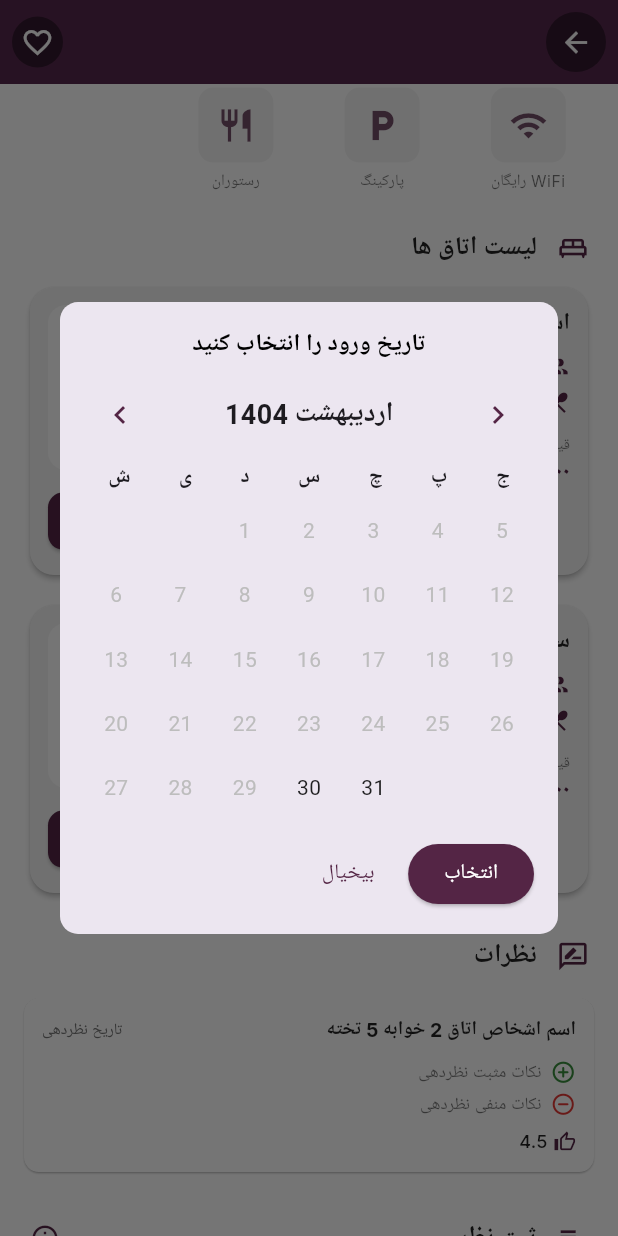
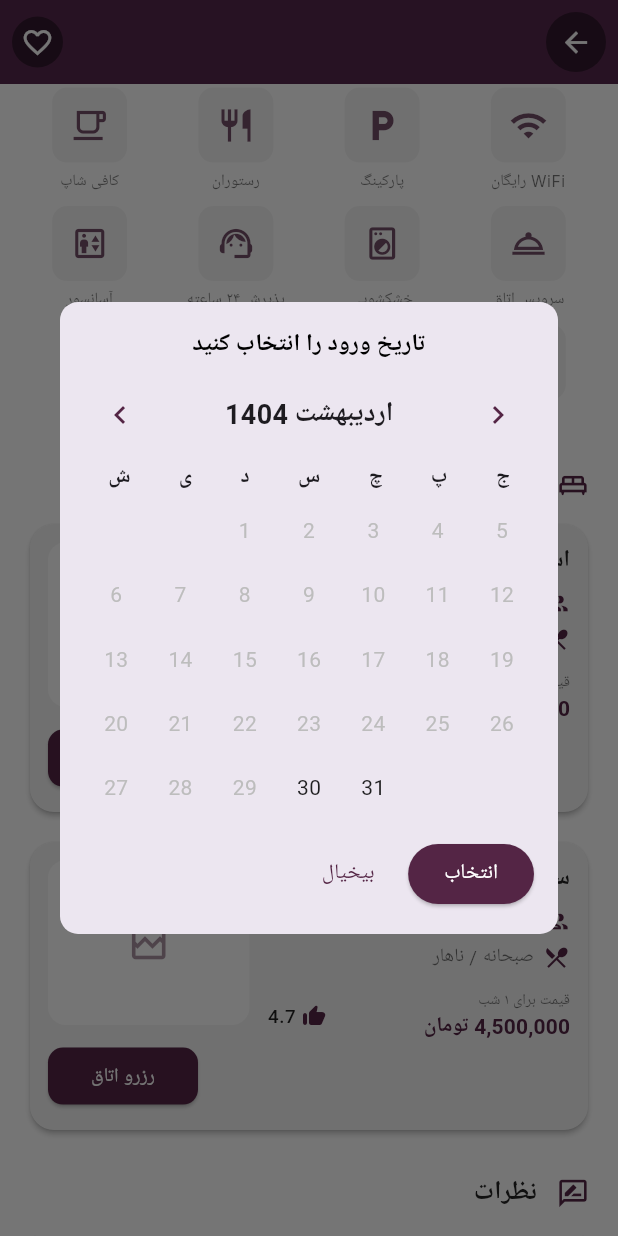
Before and after one commit to SamiraAhmadnezhad/BookIt, a Flutter app: the HotelDetailsPage screen opened directly, scrolled down 576 dp, after a tap on "رزرو اتاق", on a phone screen of 412 x 824 dp. Run offline on Flutter 3.47's test engine with Material 3 defaults, Android fonts, the phone set to English and light mode, and no system bars; our stand-ins replace google_fonts, image_picker, shamsi_date, smooth_page_indicator; accounts and stored records are empty; network calls fail; Roboto replaces fonts that are missing (Vazirmatn-Bold).

Commit message:
fix hotel detal page

```diff
--- a/lib/main.dart
+++ b/lib/main.dart
@@ -14,7 +14,7 @@ class MyApp extends StatelessWidget {
     return MaterialApp(
       debugShowCheckedModeBanner: false,
 
-      home: const AuthenticationPage(),
+      home: const MainScreen(),
 
       theme: ThemeData(
         fontFamily: GoogleFonts.inter().fontFamily,
--- a/lib/pages/authentication_page/authentication_page.dart
+++ b/lib/pages/authentication_page/authentication_page.dart
@@ -1,8 +1,8 @@
 import 'dart:convert';
-import 'package:bookit/pages/main_screen.dart';
 import 'package:flutter/material.dart';
 import 'package:http/http.dart' as http;
 import '../guest_pages/home_page/home_page.dart'; // Assuming you have this
+import '../guest_pages/main_screen.dart';
 import 'constants.dart';
 import 'widgets/auth_card.dart'; // Make sure AuthCard has isLoadingResendOtp if you implemented it
 
--- a/lib/pages/guest_pages/hotel_detail_page/hotel_detail_page.dart
+++ b/lib/pages/guest_pages/hotel_detail_page/hotel_detail_page.dart
@@ -2,7 +2,8 @@ import 'package:flutter/material.dart';
 import 'package:intl/intl.dart' as intl;
 import 'package:shamsi_date/shamsi_date.dart';
 
-import '../search_page/widgets/custom_shamsi_date_picker.dart';
+import '../search_page/widgets/custom_shamsi_date_picker.dart'; // فرض بر اینکه این مسیر صحیح است
+
 class HotelDetails {
   final String id;
   final String name;
@@ -87,7 +88,6 @@ class Review {
 
 
 // --- API Service Stub ---
-// ... (ApiService is unchanged from the previous version) ...
 class ApiService {
   Future<HotelDetails> fetchHotelDetails(String hotelId) async {
     await Future.delayed(const Duration(seconds: 1));
@@ -101,10 +101,20 @@ class ApiService {
       reviewCount: 120,
       description:
       "توضیحات کامل هتل، به عنوان مثال: هتل سه ستاره رویال ششم واقع در خیابان فلسطین در سال ۱۳۹۵ فعالیت خود را آغاز نمود. ساختمان هتل در ۵ طبقه بنا و دارای ۴۱ باب اتاق و سوئیت اقامتی با امکانات رفاهی مناسب می‌باشد و همچنین دسترسی آسانی به خلیج نیلگون فارس و مراکز خرید جزیره از جمله بازار ستاره دارد. هتل رویال قشم با پرسنلی مجرب آماده پذیرایی از شما میهمانان گرامی می‌باشد.",
-      amenities: [
+      amenities: [ // Updated amenities list
         Amenity(name: "WiFi رایگان", icon: Icons.wifi),
         Amenity(name: "پارکینگ", icon: Icons.local_parking_outlined),
         Amenity(name: "رستوران", icon: Icons.restaurant_outlined),
+        Amenity(name: "کافی شاپ", icon: Icons.local_cafe_outlined),
+        Amenity(name: "سرویس اتاق", icon: Icons.room_service_outlined),
+        Amenity(name: "خشکشویی", icon: Icons.local_laundry_service_outlined),
+        Amenity(name: "پذیرش ۲۴ ساعته", icon: Icons.support_agent_outlined),
+        Amenity(name: "آسانسور", icon: Icons.elevator_outlined),
+        // Amenity(name: "صندوق امانات", icon: Icons.lock_outline), // Add more as needed
+        // Amenity(name: "تلویزیون در لابی", icon: Icons.tv_outlined),
+        // Amenity(name: "صبحانه", icon: Icons.free_breakfast_outlined),
+        Amenity(name: "استخر", icon: Icons.pool_outlined),
+        Amenity(name: "باشگاه بدنسازی", icon: Icons.fitness_center_outlined),
       ],
       isCurrentlyFavorite: fetchedIsFavorite,
     );
@@ -142,7 +152,7 @@ class ApiService {
       Review(
         userId: "user1",
         userName: "اسم اشخاص اتاق 2 خوابه 5 تخته",
-        date: "تاریخ نظردهی",
+        date: "تاریخ نظردهی", // This will be formatted with English numerals by _submitReview if it's a new review
         positiveFeedback: "نکات مثبت نظردهی",
         negativeFeedback: "نکات منفی نظردهی",
         rating: 4.5,
@@ -187,7 +197,6 @@ class _HotelDetailsPageState extends State<HotelDetailsPage> {
   List<TextEditingController> _positiveFeedbackControllers = [TextEditingController()];
   List<TextEditingController> _negativeFeedbackControllers = [TextEditingController()];
 
-  // static const Color _primaryColor = Color(0xFF542545); // Defined in HotelDetailsPage
   static const Color _lightGrayColor = Color(0xFFF5F5F5);
   static const Color _scaffoldContentColor = Colors.white;
 
@@ -198,7 +207,6 @@ class _HotelDetailsPageState extends State<HotelDetailsPage> {
   }
 
   void _loadDataAndFavoriteStatus() {
-    // ... (unchanged)
     _hotelDetailsFuture = _apiService.fetchHotelDetails(widget.hotelId).then((hotel) {
       if (mounted) {
         setState(() {
@@ -212,7 +220,6 @@ class _HotelDetailsPageState extends State<HotelDetailsPage> {
   }
 
   Future<void> _toggleFavorite() async {
-    // ... (unchanged)
     bool newFavoriteState = !_isFavorite;
     setState(() { _isFavorite = newFavoriteState; });
     try {
@@ -230,14 +237,13 @@ class _HotelDetailsPageState extends State<HotelDetailsPage> {
   }
 
   String _formatPrice(double price) {
-    // ... (unchanged)
-    final formatter = intl.NumberFormat("#,###", "fa_IR");
+    // Changed "fa_IR" to "en_US" for English numerals
+    final formatter = intl.NumberFormat("#,###", "en_US");
     return formatter.format(price);
   }
 
   @override
   void dispose() {
-    // ... (unchanged)
     _positiveFeedbackControllers.forEach((controller) => controller.dispose());
     _negativeFeedbackControllers.forEach((controller) => controller.dispose());
     super.dispose();
@@ -249,7 +255,6 @@ class _HotelDetailsPageState extends State<HotelDetailsPage> {
   void _removeNegativeFeedbackField(int index) { if (_negativeFeedbackControllers.length > 1) {setState(() {_negativeFeedbackControllers[index].dispose();_negativeFeedbackControllers.removeAt(index);});} else {_negativeFeedbackControllers[index].clear();}}
 
   Future<void> _showBookingDateRangePicker(BuildContext context, Room room) async {
-    // ... (unchanged from previous correct version)
     Jalali? startDate;
     Jalali? endDate;
     final Jalali today = Jalali.now();
@@ -267,9 +272,8 @@ class _HotelDetailsPageState extends State<HotelDetailsPage> {
     if (startDate == null || !mounted) return;
 
     final Jalali firstDateForEndDate = startDate.addDays(1);
-    // Ensure end date's last selectable date is not before its first selectable date
     final Jalali lastDateForEndDate = initialLastDate.compareTo(firstDateForEndDate) < 0
-        ? firstDateForEndDate.addDays(30) // a fallback if initialLastDate is too early
+        ? firstDateForEndDate.addDays(30)
         : initialLastDate;
 
 
@@ -283,8 +287,10 @@ class _HotelDetailsPageState extends State<HotelDetailsPage> {
 
     if (endDate == null || !mounted) return;
 
-    final String startDateFormatted = startDate.formatter.yyyy+startDate.formatter.mm+startDate.formatter.dd;
-    final String endDateFormatted = endDate.formatter.yyyy+endDate.formatter.mm+endDate.formatter.dd;
+    // Format date with English numerals using integer properties
+    final String startDateFormatted = "${startDate.year}/${startDate.month.toString().padLeft(2,'0')}/${startDate.day.toString().padLeft(2,'0')}";
+    final String endDateFormatted = "${endDate.year}/${endDate.month.toString().padLeft(2,'0')}/${endDate.day.toString().padLeft(2,'0')}";
+
     ScaffoldMessenger.of(context).showSnackBar(
       SnackBar(
         content: Text(
@@ -298,7 +304,6 @@ class _HotelDetailsPageState extends State<HotelDetailsPage> {
 
   @override
   Widget build(BuildContext context) {
-    // ... (build method with CustomScrollView is unchanged from the previous version)
     return Directionality(
       textDirection: TextDirection.rtl,
       child: Scaffold(
@@ -384,6 +389,7 @@ class _HotelDetailsPageState extends State<HotelDetailsPage> {
                 ),
                 SliverToBoxAdapter(
                   child: Container(
+                    // This container already has rounded top corners, which is the "white part on top"
                     decoration: BoxDecoration(
                       color: _scaffoldContentColor,
                       borderRadius: BorderRadius.only(
@@ -435,16 +441,13 @@ class _HotelDetailsPageState extends State<HotelDetailsPage> {
     );
   }
 
-  Widget _buildHotelImageWithOverlays(String imageUrl, double rating) { /* ... unchanged ... */
+  Widget _buildHotelImageWithOverlays(String imageUrl, double rating) {
     return Stack(
       fit: StackFit.expand,
       children: [
-        ClipRRect(
-          borderRadius: BorderRadius.only(
-            bottomLeft: Radius.circular(25),
-            bottomRight: Radius.circular(25),
-          ),
-          child: Image.network(
+        // Removed ClipRRect that rounded the bottom of the image.
+        // The image will now be rectangular.
+        Image.network(
           imageUrl,
           fit: BoxFit.cover,
           errorBuilder: (context, error, stackTrace) => Container(
@@ -466,7 +469,6 @@ class _HotelDetailsPageState extends State<HotelDetailsPage> {
             );
           },
         ),
-        ),
         Positioned(
           bottom: 16,
           left: 16,
@@ -487,7 +489,7 @@ class _HotelDetailsPageState extends State<HotelDetailsPage> {
               mainAxisSize: MainAxisSize.min,
               children: [
                 Text(
-                  rating.toStringAsFixed(1),
+                  rating.toStringAsFixed(1), // Already English numerals
                   style: TextStyle(
                     color: Colors.black87,
                     fontWeight: FontWeight.bold,
@@ -507,7 +509,8 @@ class _HotelDetailsPageState extends State<HotelDetailsPage> {
       ],
     );
   }
-  Widget _buildHotelHeader(String name, String address) { /* ... unchanged ... */
+
+  Widget _buildHotelHeader(String name, String address) {
     return Column(
       crossAxisAlignment: CrossAxisAlignment.start,
       children: [
@@ -534,7 +537,8 @@ class _HotelDetailsPageState extends State<HotelDetailsPage> {
       ],
     );
   }
-  Widget _buildRating(double rating, int reviewCount) { /* ... unchanged ... */
+
+  Widget _buildRating(double rating, int reviewCount) {
     return Row(
       children: [
         for (int i = 0; i < 5; i++)
@@ -546,7 +550,8 @@ class _HotelDetailsPageState extends State<HotelDetailsPage> {
         const SizedBox(width: 8),
         Flexible(
           child: Text(
-            "${rating.toStringAsFixed(1)} (${intl.NumberFormat("#,###", "fa_IR").format(reviewCount)} نظر)",
+            // Changed "fa_IR" to "en_US" for reviewCount formatting
+            "${rating.toStringAsFixed(1)} (${intl.NumberFormat("#,###", "en_US").format(reviewCount)} نظر)",
             style: Theme.of(context).textTheme.bodyMedium?.copyWith(color: Colors.black54, fontSize: 13),
             overflow: TextOverflow.ellipsis,
           ),
@@ -554,7 +559,8 @@ class _HotelDetailsPageState extends State<HotelDetailsPage> {
       ],
     );
   }
-  Widget _buildSectionTitle(String title) { /* ... unchanged ... */
+
+  Widget _buildSectionTitle(String title) {
     IconData? mainIcon;
     IconData? secondaryIcon;
     if (title.startsWith("درباره هتل")) {
@@ -611,20 +617,23 @@ class _HotelDetailsPageState extends State<HotelDetailsPage> {
       ],
     );
   }
-  Widget _buildAmenitiesGrid(List<Amenity> amenities) { /* ... unchanged ... */
+
+  Widget _buildAmenitiesGrid(List<Amenity> amenities) {
     if (amenities.isEmpty) {
       return Text("امکاناتی برای نمایش وجود ندارد.", style: TextStyle(color: Colors.grey[600]), textDirection: TextDirection.rtl);
     }
     return Container(
-      alignment: Alignment.centerRight,
+      alignment: Alignment.centerRight, // Or Alignment.start
       child: Wrap(
-        spacing: 10.0,
-        runSpacing: 10.0,
+        spacing: 10.0, // Horizontal spacing
+        runSpacing: 10.0, // Vertical spacing
         alignment: WrapAlignment.start,
         crossAxisAlignment: WrapCrossAlignment.start,
         children: amenities.map((amenity) {
+          // Each amenity widget uses its own icon and name from the Amenity object.
+          // This effectively acts like the "switch-case" logic based on data.
           return Container(
-            width: (MediaQuery.of(context).size.width - 32 - 30) / 4,
+            width: (MediaQuery.of(context).size.width - 32 - 30) / 4, // For 4 items per row (adjust 30 for total spacing)
             child: Column(
               mainAxisSize: MainAxisSize.min,
               children: [
@@ -653,7 +662,6 @@ class _HotelDetailsPageState extends State<HotelDetailsPage> {
   }
 
   Widget _buildRoomsList() {
-    // ... (unchanged from previous version)
     return FutureBuilder<List<Room>>(
       future: _roomsFuture,
       builder: (context, snapshot) {
@@ -683,7 +691,6 @@ class _HotelDetailsPageState extends State<HotelDetailsPage> {
   }
 
   Widget _buildRoomCard(Room room) {
-    // ... (unchanged from previous version that had date picker logic)
     return Card(
       elevation: 1.5,
       shape: RoundedRectangleBorder(borderRadius: BorderRadius.circular(16)),
@@ -716,6 +723,7 @@ class _HotelDetailsPageState extends State<HotelDetailsPage> {
                       const SizedBox(width: 6),
                       Flexible(
                         child: Text(
+                          // room.capacity will be an int, toString() gives English numerals
                           "1 اتاق ${room.capacity} تخته",
                           style: Theme.of(context).textTheme.bodySmall?.copyWith(color: Colors.black54, fontSize: 12.5, fontFamily: 'Vazirmatn'),
                           overflow: TextOverflow.ellipsis,
@@ -750,7 +758,7 @@ class _HotelDetailsPageState extends State<HotelDetailsPage> {
                             style: Theme.of(context).textTheme.labelSmall?.copyWith(color: Colors.black54, fontSize: 10, fontFamily: 'Vazirmatn'),
                           ),
                           Text(
-                            "${_formatPrice(room.pricePerNight)} تومان",
+                            "${_formatPrice(room.pricePerNight)} تومان", // _formatPrice now uses English numerals
                             style: Theme.of(context).textTheme.titleSmall?.copyWith(
                                 fontWeight: FontWeight.bold,
                                 color: HotelDetailsPage.primaryColor,
@@ -766,7 +774,7 @@ class _HotelDetailsPageState extends State<HotelDetailsPage> {
                           Icon(Icons.thumb_up_alt_rounded, size: 16, color: HotelDetailsPage.primaryColor),
                           const SizedBox(width: 4),
                           Text(
-                            room.rating.toStringAsFixed(1),
+                            room.rating.toStringAsFixed(1), // Already English numerals
                             style: Theme.of(context).textTheme.bodySmall?.copyWith(color: Colors.black87, fontWeight: FontWeight.w500, fontSize: 12.5, fontFamily: 'Vazirmatn'),
                           ),
                         ],
@@ -820,7 +828,7 @@ class _HotelDetailsPageState extends State<HotelDetailsPage> {
     );
   }
 
-  Widget _buildReviewsList() { /* ... unchanged ... */
+  Widget _buildReviewsList() {
     return FutureBuilder<List<Review>>(
       future: _reviewsFuture,
       builder: (context, snapshot) {
@@ -841,12 +849,13 @@ class _HotelDetailsPageState extends State<HotelDetailsPage> {
       },
     );
   }
-  Widget _buildReviewCard(Review review) { /* ... unchanged ... */
+
+  Widget _buildReviewCard(Review review) {
     return Card(
       elevation: 0.5,
       shape: RoundedRectangleBorder(borderRadius: BorderRadius.circular(10)),
       margin: const EdgeInsets.symmetric(vertical: 6),
-      color: Colors.white,
+      color: Colors.white, // Was _lightGrayColor, changed to white for better contrast if needed
       child: Padding(
         padding: const EdgeInsets.all(12.0),
         child: Column(
@@ -856,7 +865,7 @@ class _HotelDetailsPageState extends State<HotelDetailsPage> {
               mainAxisAlignment: MainAxisAlignment.spaceBetween,
               children: [
                 Flexible(child: Text(review.userName, style: Theme.of(context).textTheme.titleSmall?.copyWith(fontWeight: FontWeight.bold, color: Colors.black87, fontSize: 13), overflow: TextOverflow.ellipsis)),
-                Text(review.date, style: Theme.of(context).textTheme.bodySmall?.copyWith(color: Colors.grey[600], fontSize: 10.5)),
+                Text(review.date, style: Theme.of(context).textTheme.bodySmall?.copyWith(color: Colors.grey[600], fontSize: 10.5)), // Date string as is from data
               ],
             ),
             const SizedBox(height: 10),
@@ -872,7 +881,10 @@ class _HotelDetailsPageState extends State<HotelDetailsPage> {
               children: [
                 Icon(Icons.thumb_up_alt_outlined, size: 15, color: HotelDetailsPage.primaryColor),
                 const SizedBox(width: 4),
-                Text(review.rating.toStringAsFixed(1), style: Theme.of(context).textTheme.bodyMedium?.copyWith(color: Colors.black87, fontWeight: FontWeight.w500, fontSize: 12)),
+                Text(
+                    review.rating.toStringAsFixed(1), // Already English numerals
+                    style: Theme.of(context).textTheme.bodyMedium?.copyWith(color: Colors.black87, fontWeight: FontWeight.w500, fontSize: 12)
+                ),
               ],
             ),
           ],
@@ -880,7 +892,8 @@ class _HotelDetailsPageState extends State<HotelDetailsPage> {
       ),
     );
   }
-  Widget _buildFeedbackPointDisplay({required IconData icon, required String text, required Color color}) { /* ... unchanged ... */
+
+  Widget _buildFeedbackPointDisplay({required IconData icon, required String text, required Color color}) {
     return Row(
       crossAxisAlignment: CrossAxisAlignment.start,
       children: [
@@ -890,7 +903,8 @@ class _HotelDetailsPageState extends State<HotelDetailsPage> {
       ],
     );
   }
-  Widget _buildAddReviewForm() { /* ... unchanged ... */
+
+  Widget _buildAddReviewForm() {
     return Card(
       elevation: 0,
       shape: RoundedRectangleBorder(
@@ -999,7 +1013,8 @@ class _HotelDetailsPageState extends State<HotelDetailsPage> {
       ),
     );
   }
-  Widget _buildFeedbackEntrySection({ required String title, required List<TextEditingController> controllers, required VoidCallback onAddField, required Function(int) onRemoveField, required String hintTextPrefix, }) { /* ... unchanged ... */
+
+  Widget _buildFeedbackEntrySection({ required String title, required List<TextEditingController> controllers, required VoidCallback onAddField, required Function(int) onRemoveField, required String hintTextPrefix, }) {
     return Column(
       crossAxisAlignment: CrossAxisAlignment.start,
       children: [
@@ -1033,7 +1048,7 @@ class _HotelDetailsPageState extends State<HotelDetailsPage> {
                     child: TextField(
                         controller: controllers[index],
                         decoration: InputDecoration(
-                          hintText: "$hintTextPrefix ${index + 1}",
+                          hintText: "$hintTextPrefix ${index + 1}", // Number '1' will be English
                           hintStyle: TextStyle(color: Colors.grey[500], fontSize: 12),
                           filled: true,
                           fillColor: _lightGrayColor.withOpacity(0.7),
@@ -1064,7 +1079,8 @@ class _HotelDetailsPageState extends State<HotelDetailsPage> {
       ],
     );
   }
-  Future<void> _submitReview() async { /* ... unchanged ... */
+
+  Future<void> _submitReview() async {
     String positiveFeedbacks = _positiveFeedbackControllers
         .where((c) => c.text.trim().isNotEmpty)
         .map((c) => c.text.trim())
@@ -1097,7 +1113,8 @@ class _HotelDetailsPageState extends State<HotelDetailsPage> {
     final reviewData = Review(
       userId: "currentUser",
       userName: "شما (اتاق: ${_selectedRoomForReview?.name ?? 'نامشخص'})",
-      date: intl.DateFormat('d MMMM yyyy', 'fa_IR').format(DateTime.now()),
+      // Changed "fa_IR" to "en_US" for date formatting (will produce English month names and numerals)
+      date: intl.DateFormat('d MMMM yyyy', 'en_US').format(DateTime.now()),
       positiveFeedback: positiveFeedbacks,
       negativeFeedback: negativeFeedbacks,
       rating: _newReviewRating,
@@ -1126,7 +1143,7 @@ class _HotelDetailsPageState extends State<HotelDetailsPage> {
 
     bool success = await _apiService.submitReview(widget.hotelId, reviewData);
 
-    if (mounted) { Navigator.pop(context); }
+    if (mounted) { Navigator.pop(context); } // Close loading dialog
 
     if (success && mounted) {
       ScaffoldMessenger.of(context).showSnackBar(
@@ -1156,7 +1173,7 @@ class _HotelDetailsPageState extends State<HotelDetailsPage> {
         } else {
           _selectedRoomForReview = null;
         }
-        _reviewsFuture = _apiService.fetchHotelReviews(widget.hotelId);
+        _reviewsFuture = _apiService.fetchHotelReviews(widget.hotelId); // Refresh reviews
       });
 
     } else if (mounted) {
@@ -1166,3 +1183,25 @@ class _HotelDetailsPageState extends State<HotelDetailsPage> {
     }
   }
 }
+
+// Dummy custom_shamsi_date_picker.dart for compilation
+// Replace with your actual implementation
+/*
+Future<Jalali?> showCustomShamsiDatePickerDialog(
+  BuildContext context, {
+  required Jalali initialDate,
+  required Jalali firstDate,
+  required Jalali lastDate,
+  required String titleText,
+}) async {
+  final picked = await showDatePicker(
+    context: context,
+    initialDate: initialDate.toDateTime(),
+    firstDate: firstDate.toDateTime(),
+    lastDate: lastDate.toDateTime(),
+    // Note: This standard picker does not support Shamsi.
+    // This is just a placeholder. Your custom picker should handle Jalali.
+  );
+  return picked != null ? Jalali.fromDateTime(picked) : null;
+}
+*/
--- a/pubspec.yaml
+++ b/pubspec.yaml
@@ -41,6 +41,8 @@ dependencies:
   persian_datetime_picker: ^3.1.0
   shamsi_date: ^1.1.0
   intl: ^0.20.2
+  flutter_secure_storage: ^9.2.4
+  provider: ^6.1.5
 
 dev_dependencies:
   flutter_test:
```
Also changed, not shown: pubspec.lock, 5 other files. Lines whose indentation alone changed are shown as unchanged.
